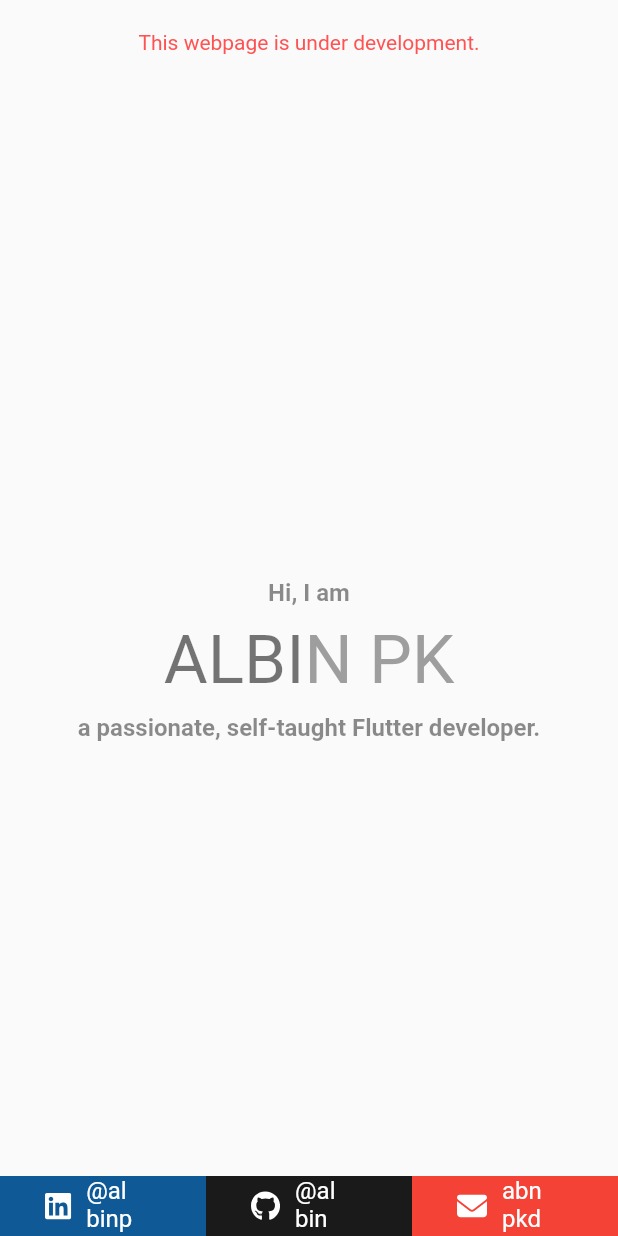
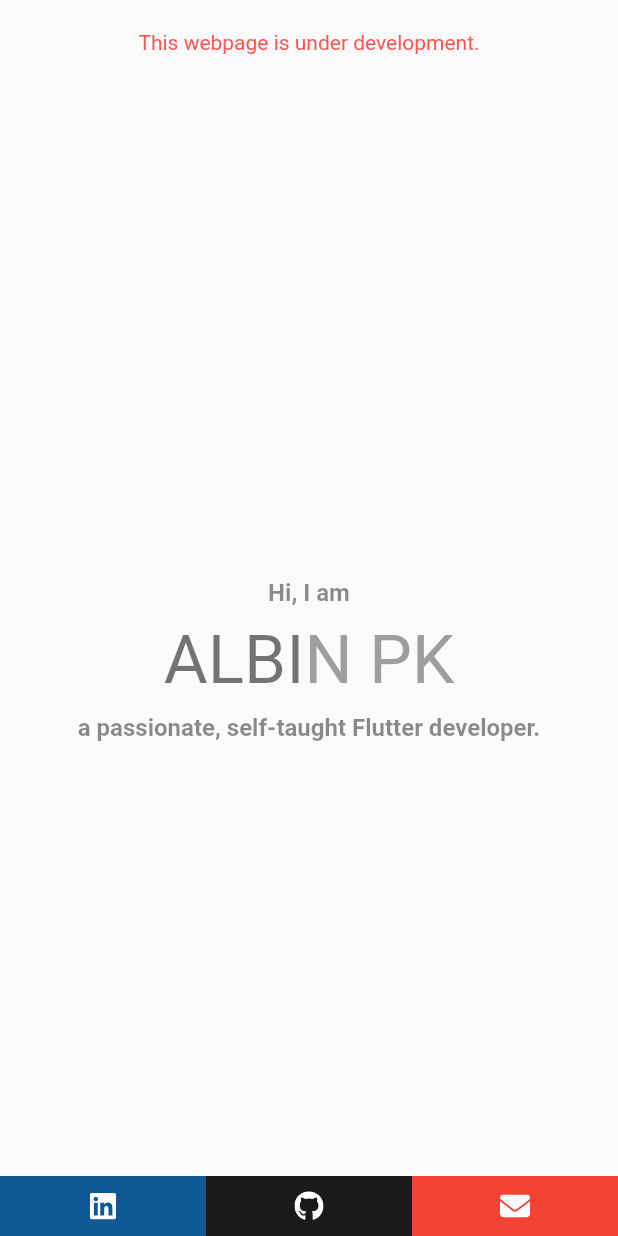
Before and after one commit to albinpk/albinpk.github.io, a Flutter app: the screen it shows after launch, on a phone screen of 412 x 824 dp. Run offline on Flutter 3.47's test engine with Material 2 defaults, Android fonts, the phone set to English and light mode, and no system bars; our stand-ins replace flutter_svg.

Commit message:
feat(home): responsive `_ContactCard`

```diff
--- a/lib/screens/home_screen.dart
+++ b/lib/screens/home_screen.dart
@@ -142,6 +142,7 @@ class _ContactCardState extends State<_ContactCard> {
 
   @override
   Widget build(BuildContext context) {
+    final isLargeScreen = MediaQuery.of(context).size.width > 700;
     return Expanded(
       child: MouseRegion(
         onEnter: (event) => setState(() => _isHover = true),
@@ -160,7 +161,7 @@ class _ContactCardState extends State<_ContactCard> {
             alignment: Alignment.center,
             // This padding is used to centre the content of
             // the row without the icon button at the end.
-            padding: const EdgeInsets.only(left: 30),
+            padding: isLargeScreen ? const EdgeInsets.only(left: 30) : null,
             decoration: BoxDecoration(
               color: widget.color,
               borderRadius: BorderRadius.vertical(
@@ -176,6 +177,8 @@ class _ContactCardState extends State<_ContactCard> {
                   height: 20,
                   color: Colors.white,
                 ),
+
+                if (isLargeScreen) ...[
                   const SizedBox(width: 10),
 
                   // Profile handle|username|id
@@ -206,6 +209,7 @@ class _ContactCardState extends State<_ContactCard> {
                       },
                     ),
                   ),
+                ]
               ],
             ),
           ),
```
Lines whose indentation alone changed are shown as unchanged.
